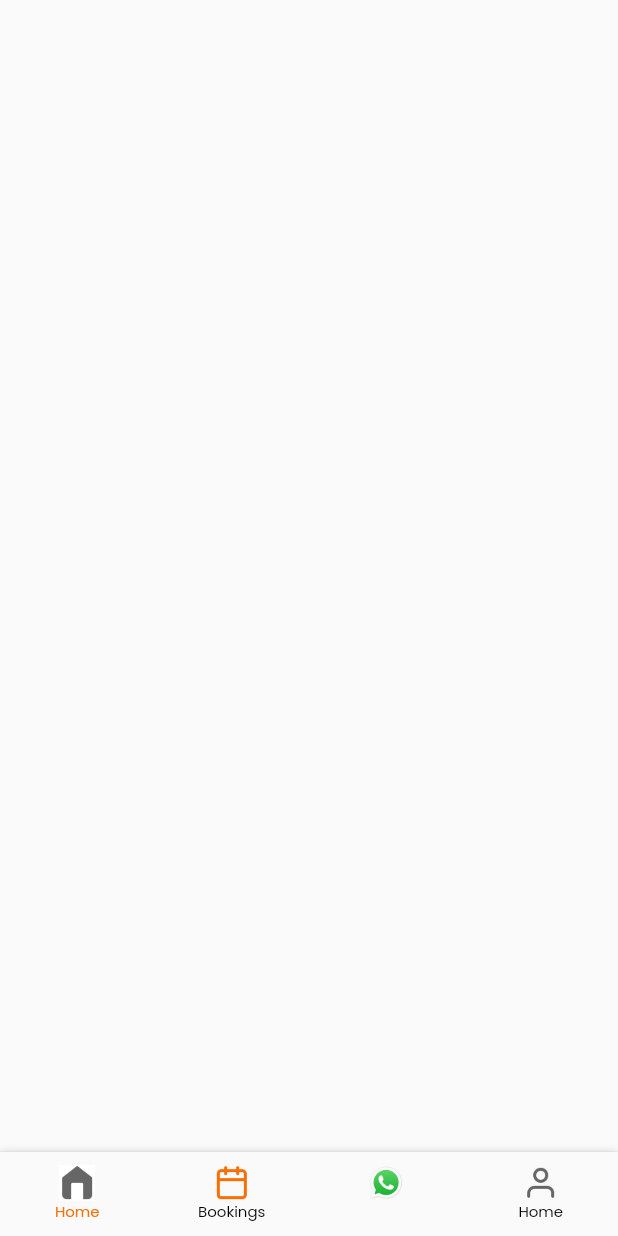
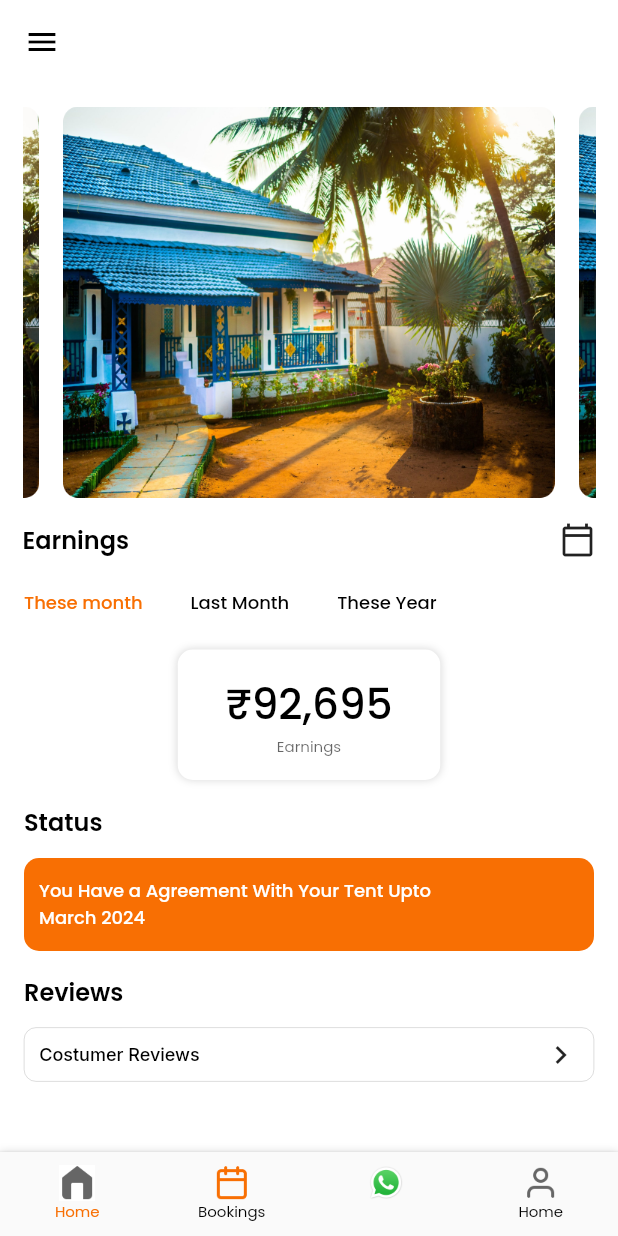
Before and after one commit to Gopiraju-LDC/test, a Flutter app: the screen it shows after launch, on a phone screen of 412 x 824 dp. Run offline on Flutter 3.47's test engine with Material 2 defaults, Android fonts, the phone set to English and light mode, and no system bars; drawn by our look-alikes of carousel_slider; our stand-ins replace google_fonts, google_maps_flutter.

Commit message:
home page completed

```diff
--- a/lib/formHouse/constants/constants.dart
+++ b/lib/formHouse/constants/constants.dart
@@ -15,4 +15,6 @@ const Color greyColor = Color(0xFF666666);
 
 
 const poppinsStyle = GoogleFonts.poppins;
+const interStyle = GoogleFonts.inter;
+
 const sansStyle = GoogleFonts.dmSans;
--- a/lib/formHouse/constants/imageConstants.dart
+++ b/lib/formHouse/constants/imageConstants.dart
@@ -2,7 +2,6 @@
 
 class Images {
   static const String MAP_IMAGE = 'assets/images/mapImage.png';
-
 }
 
 class ImageIcons {
@@ -20,7 +19,9 @@ class ImageIcons {
   static const String WHATSAPP_ICON = 'assets/icons/whatsapp.png';
   static const String PROFILE_ICON = 'assets/icons/user.png';
   static const String CALENDAR_SOLID = 'assets/icons/calendarSolid.jpg';
+}
 
-
-
+class HomePageImages {
+  // homePage
+  static const String SLIDER = 'assets/images/slider.png';
 }
--- a/lib/formHouse/views/bottomNavigation/bottom_navigation.dart
+++ b/lib/formHouse/views/bottomNavigation/bottom_navigation.dart
@@ -5,6 +5,7 @@ import 'package:flutter/material.dart';
 import '../../constants/constants.dart';
 import '../../constants/imageConstants.dart';
 import '../bookings/bookings.dart';
+import '../home/home_page.dart';
 
 class BottomNavigationScreen extends StatefulWidget {
   const BottomNavigationScreen({super.key});
@@ -97,7 +98,7 @@ class _BottomNavigationScreenState extends State<BottomNavigationScreen> {
         ),
       ),
       body: <Widget>[
-        Container(),
+        HomePage(),
         BookingsScreen(
           backFunction: changeScreen,
         ),
--- /dev/null
+++ b/lib/formHouse/views/home/components/these_month.dart
@@ -0,0 +1,150 @@
+// ignore_for_file: prefer_const_constructors, prefer_const_literals_to_create_immutables
+
+import 'package:flutter/material.dart';
+import 'package:flutter/src/widgets/framework.dart';
+import 'package:flutter/src/widgets/placeholder.dart';
+import 'package:test_application/formHouse/constants/constants.dart';
+
+class TheseMonth extends StatelessWidget {
+  const TheseMonth({super.key});
+
+  @override
+  Widget build(BuildContext context) {
+    return SingleChildScrollView(
+      physics: NeverScrollableScrollPhysics(),
+      child: Padding(
+        padding: EdgeInsets.all(16.0),
+        child: Column(
+          crossAxisAlignment: CrossAxisAlignment.start,
+          children: [
+            Row(
+              mainAxisAlignment: MainAxisAlignment.center,
+              children: [
+                Container(
+                  width: 175,
+                  height: 87,
+                  decoration: ShapeDecoration(
+                    color: Colors.white,
+                    shape: RoundedRectangleBorder(
+                      borderRadius: BorderRadius.circular(10),
+                    ),
+                    shadows: [
+                      BoxShadow(
+                        color: Color(0x26000000),
+                        blurRadius: 4,
+                        offset: Offset(0, 0),
+                        spreadRadius: 0,
+                      )
+                    ],
+                  ),
+                  child: Column(
+                    mainAxisAlignment: MainAxisAlignment.center,
+                    crossAxisAlignment: CrossAxisAlignment.center,
+                    children: [
+                      Text(
+                        '₹92,695',
+                        textAlign: TextAlign.center,
+                        style: poppinsStyle(
+                          color: Colors.black,
+                          fontSize: 28,
+                          fontWeight: FontWeight.w500,
+                        ),
+                      ),
+                      Text(
+                        'Earnings',
+                        textAlign: TextAlign.center,
+                        style: poppinsStyle(
+                          color: Colors.black.withOpacity(0.6000000238418579),
+                          fontSize: 10,
+                          fontWeight: FontWeight.w400,
+                        ),
+                      )
+                    ],
+                  ),
+                ),
+              ],
+            ),
+            SizedBox(
+              height: 16,
+            ),
+            Text(
+              'Status',
+              textAlign: TextAlign.center,
+              style: poppinsStyle(
+                color: Colors.black,
+                fontSize: 16,
+                fontWeight: FontWeight.w600,
+              ),
+            ),
+            SizedBox(height: 12),
+            Container(
+              width: double.infinity,
+              height: 62,
+              decoration: ShapeDecoration(
+                color: Color(0xFFF86F03),
+                shape: RoundedRectangleBorder(
+                  borderRadius: BorderRadius.circular(10),
+                ),
+              ),
+              alignment: Alignment.centerLeft,
+              child: Padding(
+                padding: EdgeInsets.symmetric(vertical: 5.0, horizontal: 10),
+                child: Text(
+                  'You Have a Agreement With Your Tent Upto\nMarch 2024',
+                  style: poppinsStyle(
+                    color: Colors.white,
+                    fontSize: 12,
+                    fontWeight: FontWeight.w500,
+                  ),
+                ),
+              ),
+            ),
+            SizedBox(
+              height: 15,
+            ),
+            Text(
+              'Reviews',
+              textAlign: TextAlign.center,
+              style: poppinsStyle(
+                color: Colors.black,
+                fontSize: 16,
+                fontWeight: FontWeight.w600,
+              ),
+            ),
+            SizedBox(
+              height: 12,
+            ),
+            Container(
+              padding: EdgeInsets.symmetric(horizontal: 10.0),
+              width: double.infinity,
+              height: 36,
+              decoration: ShapeDecoration(
+                shape: RoundedRectangleBorder(
+                  side: BorderSide(width: 0.15, color: Color(0xFF666666)),
+                  borderRadius: BorderRadius.circular(8),
+                ),
+              ),
+              child: Row(
+                mainAxisAlignment: MainAxisAlignment.spaceBetween,
+                children: [
+                  Text(
+                    'Costumer Reviews ',
+                    style: interStyle(
+                      color: Colors.black,
+                      fontSize: 12,
+                      fontWeight: FontWeight.w500,
+                    ),
+                  ),
+                  Icon(
+                    Icons.chevron_right,
+                    size: 24,
+                  )
+                ],
+              ),
+            )
+          ],
+        ),
+      ),
+    );
+  }
+}
--- /dev/null
+++ b/lib/formHouse/views/home/home_page.dart
@@ -0,0 +1,137 @@
+// ignore_for_file: prefer_const_constructors, prefer_const_literals_to_create_immutables
+
+import 'package:carousel_slider/carousel_slider.dart';
+import 'package:flutter/material.dart';
+import 'package:test_application/formHouse/constants/imageConstants.dart';
+
+import '../../constants/constants.dart';
+import 'components/these_month.dart';
+
+class HomePage extends StatefulWidget {
+  const HomePage({super.key});
+
+  @override
+  State<HomePage> createState() => _HomePageState();
+}
+
+class _HomePageState extends State<HomePage>
+    with SingleTickerProviderStateMixin {
+  late TabController tabController;
+
+  @override
+  void initState() {
+    tabController = TabController(length: 3, vsync: this);
+    super.initState();
+  }
+
+  @override
+  Widget build(BuildContext context) {
+    return Scaffold(
+      backgroundColor: Colors.white,
+      drawer: Drawer(),
+      appBar: AppBar(
+        foregroundColor: Colors.black,
+        backgroundColor: Colors.white,
+        elevation: 0,
+      ),
+      body: CustomScrollView(
+        slivers: [
+          SliverToBoxAdapter(
+            child: Padding(
+              padding: EdgeInsets.symmetric(horizontal: 15, vertical: 15),
+              child: Column(
+                mainAxisAlignment: MainAxisAlignment.center,
+                children: [
+                  Container(
+                    width: double.infinity,
+                    height: 261,
+                    child: CarouselSlider(
+                      options: CarouselOptions(
+                        autoPlay: true,
+                        aspectRatio: 1,
+                        viewportFraction: 0.9,
+                        initialPage: 0,
+                        enableInfiniteScroll: true,
+                        reverse: false,
+                        autoPlayInterval: Duration(seconds: 3),
+                        autoPlayAnimationDuration: Duration(milliseconds: 800),
+                        autoPlayCurve: Curves.fastOutSlowIn,
+                        scrollDirection: Axis.horizontal,
+                      ),
+                      items: [
+                        Padding(
+                          padding: EdgeInsets.symmetric(horizontal: 8.0),
+                          child: Image.asset(HomePageImages.SLIDER),
+                        )
+                      ],
+                    ),
+                  ),
+                  SizedBox(height: 16),
+                  Row(
+                    mainAxisAlignment: MainAxisAlignment.spaceBetween,
+                    children: [
+                      Text(
+                        'Earnings',
+                        textAlign: TextAlign.center,
+                        style: poppinsStyle(
+                          color: Colors.black,
+                          fontSize: 16,
+                          fontWeight: FontWeight.w600,
+                        ),
+                      ),
+                      Icon(Icons.calendar_today_outlined)
+                    ],
+                  ),
+                ],
+              ),
+            ),
+          ),
+          SliverToBoxAdapter(
+            child: SizedBox(
+              height: 30,
+              child: TabBar(
+                indicatorWeight: 0,
+                indicatorPadding: EdgeInsets.only(top: 30),
+                indicator: BoxDecoration(
+                  color: primaryColor,
+                  borderRadius: BorderRadius.circular(20),
+                ),
+                indicatorSize: TabBarIndicatorSize.label,
+                unselectedLabelColor: Colors.black,
+                labelColor: primaryColor,
+                unselectedLabelStyle: poppinsStyle(
+                  color: Colors.black,
+                  fontSize: 12,
+                  fontWeight: FontWeight.w500,
+                ),
+                labelStyle: poppinsStyle(
+                  color: primaryColor,
+                  fontSize: 12,
+                  fontWeight: FontWeight.w500,
+                ),
+                isScrollable: true,
+                controller: tabController,
+                tabs: [
+                  Tab(text: 'These month'),
+                  Tab(text: 'Last Month'),
+                  Tab(text: 'These Year'),
+                ],
+              ),
+            ),
+          ),
+          SliverFillRemaining(
+            child: TabBarView(
+              physics: NeverScrollableScrollPhysics(),
+              controller: tabController,
+              children: [
+                TheseMonth(),
+                Container(),
+                Container(),
+              ],
+            ),
+          )
+        ],
+      ),
+    );
+  }
+}
--- a/pubspec.yaml
+++ b/pubspec.yaml
@@ -42,7 +42,6 @@ dependencies:
   dotted_line: ^3.2.2
   google_maps_flutter:
   geolocator:
-
 dev_dependencies:
   flutter_test:
     sdk: flutter
```
Also changed, not shown: assets/images/slider.png (added).
